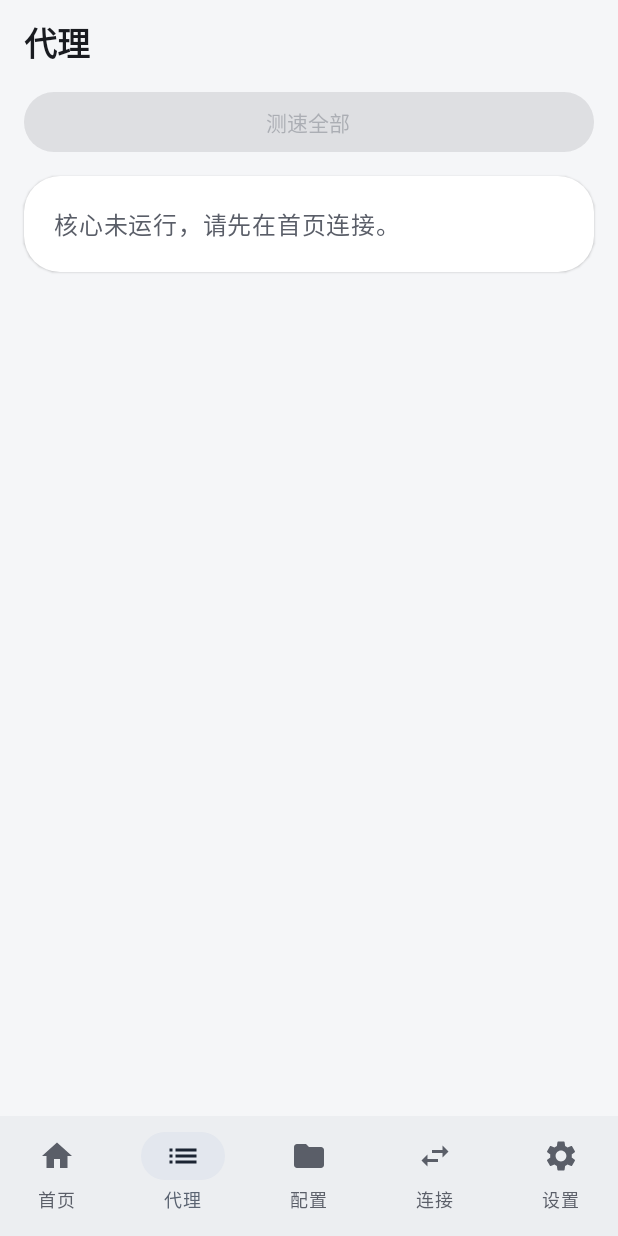
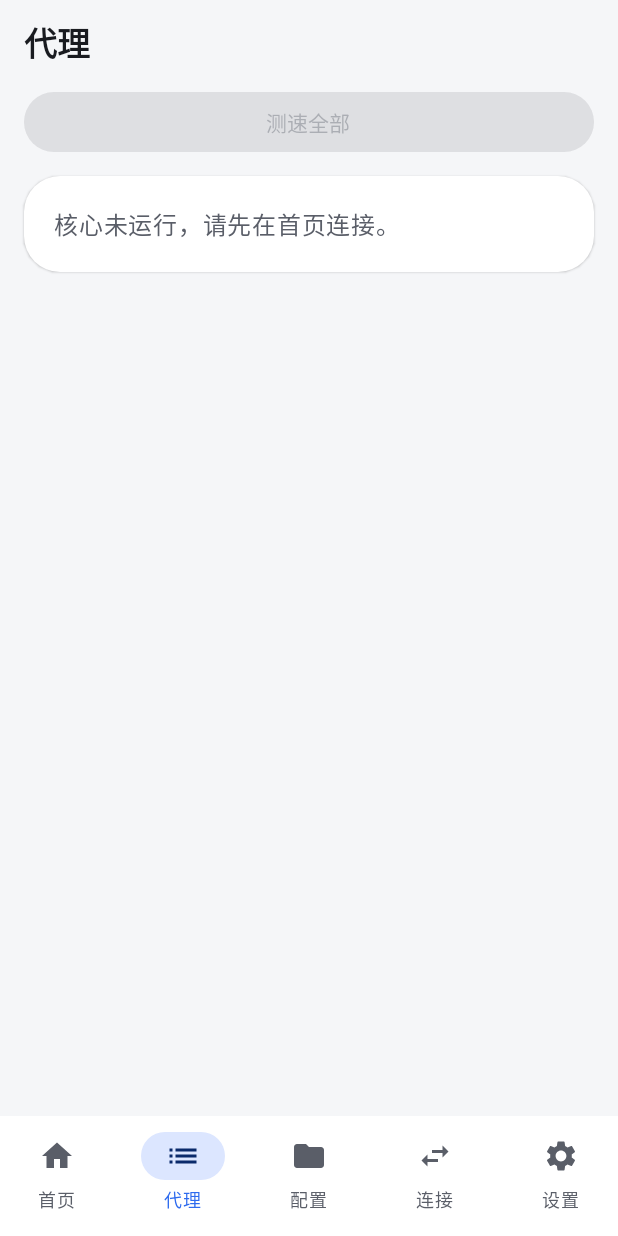
Before and after one commit to zhaor5869-svg/cfnew-worker, an Android app built with Jetpack Compose: the proxies screen opened through its navigation route, on a phone screen of 412 x 824 dp. Run offline under Robolectric (Android 15) with nearby library versions, the phone set to English and light mode, and no system bars; our stand-ins replace Room's generated code.

Commit message:
feat: FlClash-style UI v0.1.3 (blue theme, dashboard home, delay badges; paste import unchanged)

```diff
--- a/android/app/src/main/java/com/laoda/proxy/ui/MainActivity.kt
+++ b/android/app/src/main/java/com/laoda/proxy/ui/MainActivity.kt
@@ -16,8 +16,10 @@ import androidx.compose.material.icons.filled.Folder
 import androidx.compose.material.icons.filled.Settings
 import androidx.compose.material.icons.filled.SwapHoriz
 import androidx.compose.material3.Icon
+import androidx.compose.material3.MaterialTheme
 import androidx.compose.material3.NavigationBar
 import androidx.compose.material3.NavigationBarItem
+import androidx.compose.material3.NavigationBarItemDefaults
 import androidx.compose.material3.Scaffold
 import androidx.compose.material3.Text
 import androidx.compose.runtime.Composable
@@ -25,6 +27,7 @@ import androidx.compose.runtime.collectAsState
 import androidx.compose.runtime.getValue
 import androidx.compose.ui.Modifier
 import androidx.compose.ui.graphics.vector.ImageVector
+import androidx.compose.ui.unit.dp
 import androidx.navigation.NavGraph.Companion.findStartDestination
 import androidx.navigation.compose.NavHost
 import androidx.navigation.compose.composable
@@ -144,7 +147,12 @@ private fun AppNav(onVpnStartRequest: (Long) -> Unit) {
         bottomBar = {
             // logs 页不在 tab 栏，进去后隐藏底部导航。
             if (currentRoute != NavRoutes.LOGS) {
-                NavigationBar {
+                // v0.1.3 UI 改版：导航栏用低层表面色，选中项用主色容器做指示条、
+                // 未选中图标用次要文字色——FlClash 式干净的底部导航。
+                NavigationBar(
+                    containerColor = MaterialTheme.colorScheme.surfaceContainerLow,
+                    tonalElevation = 0.dp,
+                ) {
                     TAB_ITEMS.forEach { tab ->
                         NavigationBarItem(
                             selected = currentRoute == tab.route,
@@ -159,6 +167,13 @@ private fun AppNav(onVpnStartRequest: (Long) -> Unit) {
                             },
                             icon = { Icon(tab.icon, contentDescription = tab.label) },
                             label = { Text(tab.label) },
+                            colors = NavigationBarItemDefaults.colors(
+                                selectedIconColor = MaterialTheme.colorScheme.onPrimaryContainer,
+                                selectedTextColor = MaterialTheme.colorScheme.primary,
+                                indicatorColor = MaterialTheme.colorScheme.primaryContainer,
+                                unselectedIconColor = MaterialTheme.colorScheme.onSurfaceVariant,
+                                unselectedTextColor = MaterialTheme.colorScheme.onSurfaceVariant,
+                            ),
                         )
                     }
                 }
```
